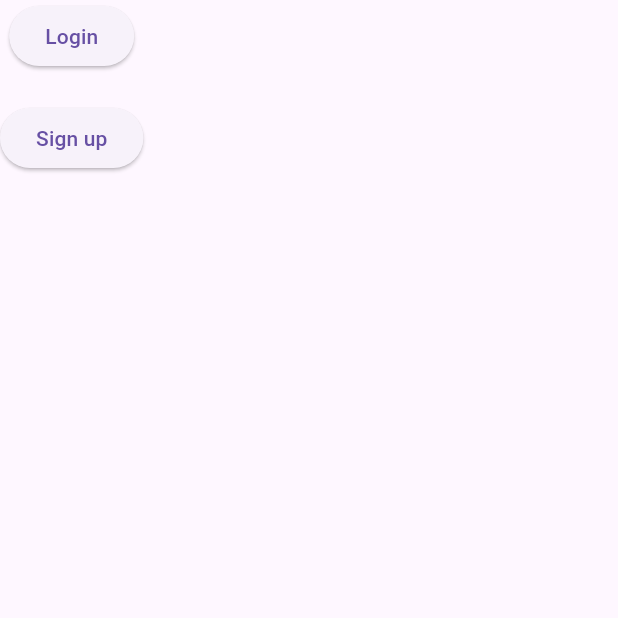
After one commit to yusufshihata/Bloging-App, a Flutter app: the FirstScreen screen opened directly, on a phone screen of 412 x 824 dp, the top half of it. The commit adds this screen. Run offline on Flutter 3.47's test engine with Material 3 defaults, Android fonts, the phone set to English and light mode, and no system bars; network calls fail.

Commit message:
adding a first page

```diff
--- a/lib/main.dart
+++ b/lib/main.dart
@@ -1,5 +1,6 @@
 import 'package:flutter/material.dart';
 import 'package:blogly/screens/home.dart';
+import 'package:blogly/screens/first_screen.dart';
 
 void main() {
   runApp(const MainApp());
--- a/lib/screens/create_blog.dart
+++ b/lib/screens/create_blog.dart
@@ -1,3 +1,4 @@
+import 'package:blogly/widgets/submit_button.dart';
 import 'package:flutter/material.dart';
 import '../widgets/textInput.dart';
 import '../widgets/blog_input.dart';
@@ -27,6 +28,8 @@ class CreateBlog extends StatelessWidget {
           InputForm(form: "Enter the subtitle of the blog"),
           SizedBox(height: 10.0),
           BlogInput(),
+          SizedBox(height: 20.0),
+          SubmitButton(form: "Submit your Blog")
         ],
       ),
     );
--- /dev/null
+++ b/lib/screens/first_screen.dart
@@ -0,0 +1,30 @@
+import 'package:flutter/material.dart';
+import './login.dart';
+import './signup.dart';
+
+class FirstScreen extends StatelessWidget {
+  const FirstScreen({super.key});
+
+  @override
+  Widget build(BuildContext context) {
+    return Scaffold(
+      body: Column(
+        children: [
+          ElevatedButton(onPressed: () {
+            Navigator.push(
+              context,
+              MaterialPageRoute(builder: (context) => const Login()),
+            );
+          }, child: Text("Login")),
+          SizedBox(height: 20.0,),
+          ElevatedButton(onPressed: () {
+            Navigator.push(
+              context,
+              MaterialPageRoute(builder: (context) => const Signup()),
+            );
+          }, child: Text("Sign up")),
+        ],
+      ),
+    );
+  }
+}
```
